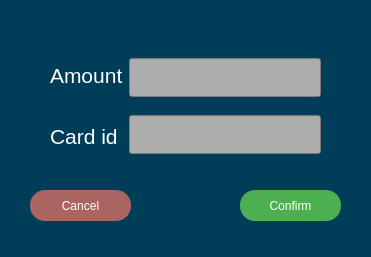
This is modules/view/transferwidget.ui in ZhekLu/financial-system as Qt 5 draws it before an edit. The edited form follows.
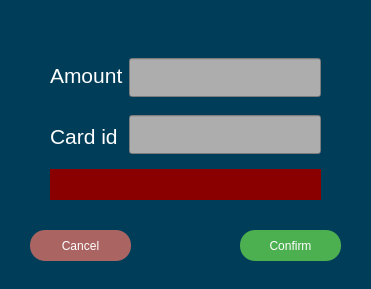
This is the edited form.

Commit message: specify transfer windget for diff modes

```diff
--- a/modules/view/transferwidget.ui
+++ b/modules/view/transferwidget.ui
@@ -7,7 +7,7 @@
     <x>0</x>
     <y>0</y>
     <width>371</width>
-    <height>257</height>
+    <height>289</height>
    </rect>
   </property>
   <property name="windowTitle">
@@ -20,7 +20,7 @@
    <property name="geometry">
     <rect>
      <x>240</x>
-     <y>190</y>
+     <y>230</y>
      <width>101</width>
      <height>31</height>
     </rect>
@@ -148,7 +148,7 @@
    <property name="geometry">
     <rect>
      <x>30</x>
-     <y>190</y>
+     <y>230</y>
      <width>101</width>
      <height>31</height>
     </rect>
@@ -182,6 +182,28 @@
     <string>Cancel</string>
    </property>
   </widget>
+  <widget class="QLabel" name="warning_label">
+   <property name="geometry">
+    <rect>
+     <x>50</x>
+     <y>169</y>
+     <width>271</width>
+     <height>31</height>
+    </rect>
+   </property>
+   <property name="font">
+    <font>
+     <pointsize>14</pointsize>
+    </font>
+   </property>
+   <property name="styleSheet">
+    <string notr="true">background-color: rgb(138, 0, 0);
+color: rgb(255, 255, 255);</string>
+   </property>
+   <property name="text">
+    <string/>
+   </property>
+  </widget>
  </widget>
  <resources/>
  <connections/>
```
The commit also changes 2 other files.
